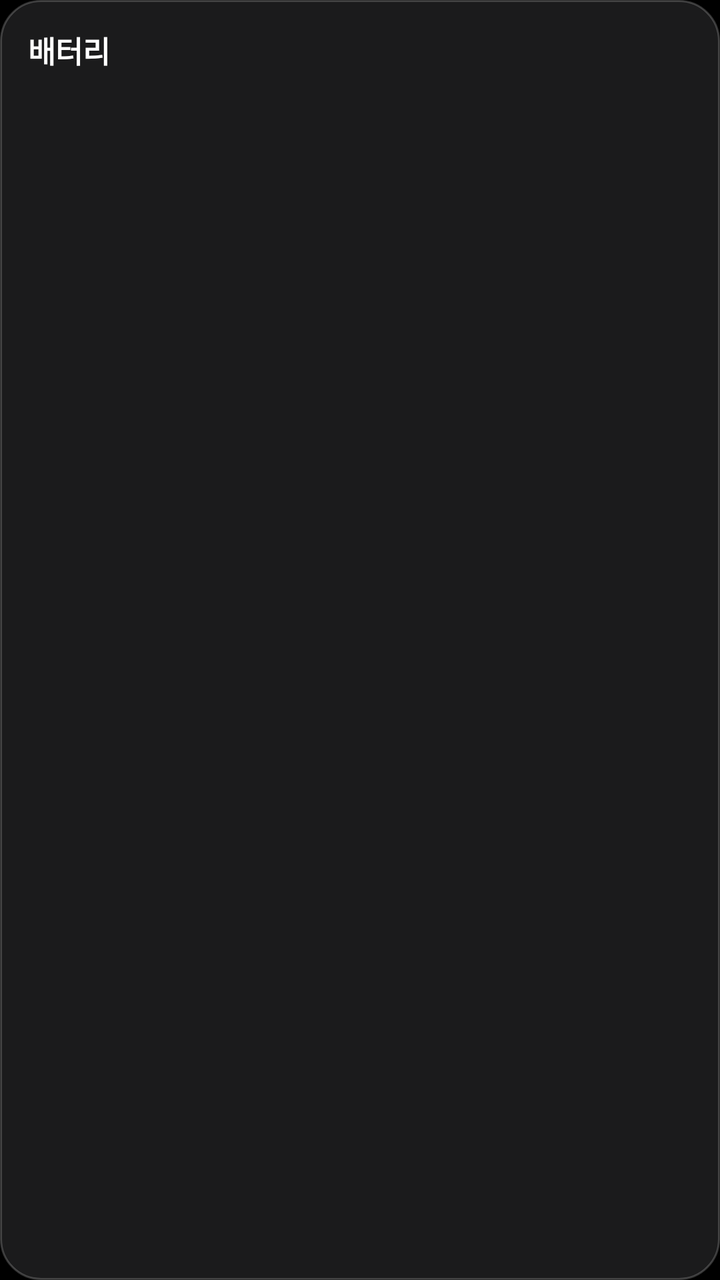
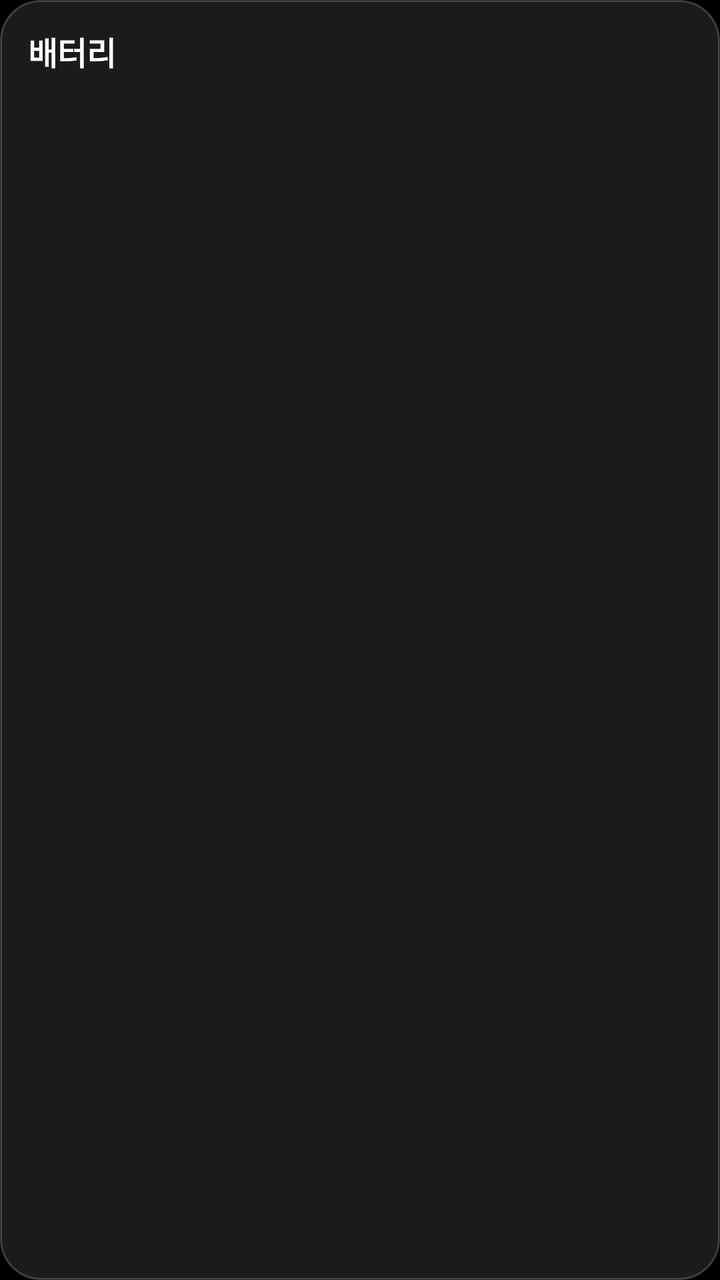

Compare the two renders of this Android layout. The source of the first and the diff that turns it into the second are given below.
<!-- AndroidManifest.xml: application theme Theme.MacLauncher -->
<!-- res/layout/widget_battery.xml -->
<?xml version="1.0" encoding="utf-8"?>
<LinearLayout xmlns:android="http://schemas.android.com/apk/res/android"
    android:id="@+id/bat_root"
    android:layout_width="match_parent"
    android:layout_height="match_parent"
    android:background="@drawable/widget_bg"
    android:orientation="vertical"
    android:padding="14dp">

    <TextView
        android:layout_width="wrap_content"
        android:layout_height="wrap_content"
        android:text="@string/widget_battery_title"
        android:textColor="#FFFFFF"
        android:textSize="15sp"
        android:textStyle="bold" />

    <TextView
        android:id="@+id/bat_hint"
        android:layout_width="wrap_content"
        android:layout_height="wrap_content"
        android:text="버즈·워치도 보려면 탭해서 권한 허용"
        android:textColor="#99FFFFFF"
        android:textSize="11sp"
        android:visibility="gone" />

    <LinearLayout
        android:layout_width="match_parent"
        android:layout_height="0dp"
        android:layout_marginTop="8dp"
        android:layout_weight="1"
        android:orientation="horizontal">
        <LinearLayout
            android:id="@+id/bat_slot0"
            android:layout_width="0dp"
            android:layout_height="match_parent"
            android:layout_weight="1"
            android:gravity="center_horizontal"
            android:orientation="vertical">

            
            <ImageView
                android:id="@+id/bat_ring0"
                android:layout_width="match_parent"
                android:layout_height="0dp"
                android:layout_weight="1"
                android:padding="2dp"
                android:scaleType="fitCenter" />

            <TextView
                android:id="@+id/bat_level0"
                android:layout_width="wrap_content"
                android:layout_height="wrap_content"
                android:layout_marginTop="4dp"
                android:textColor="#FFFFFF"
                android:textSize="20sp"
                android:textStyle="bold" />
        </LinearLayout>
        <LinearLayout
            android:id="@+id/bat_slot1"
            android:layout_width="0dp"
            android:layout_height="match_parent"
            android:layout_weight="1"
            android:gravity="center_horizontal"
            android:orientation="vertical">

            
            <ImageView
                android:id="@+id/bat_ring1"
                android:layout_width="match_parent"
                android:layout_height="0dp"
                android:layout_weight="1"
                android:padding="2dp"
                android:scaleType="fitCenter" />

            <TextView
                android:id="@+id/bat_level1"
                android:layout_width="wrap_content"
                android:layout_height="wrap_content"
                android:layout_marginTop="4dp"
                android:textColor="#FFFFFF"
                android:textSize="20sp"
                android:textStyle="bold" />
        </LinearLayout>
        <LinearLayout
            android:id="@+id/bat_slot2"
            android:layout_width="0dp"
            android:layout_height="match_parent"
            android:layout_weight="1"
            android:gravity="center_horizontal"
            android:orientation="vertical">

            
            <ImageView
                android:id="@+id/bat_ring2"
                android:layout_width="match_parent"
                android:layout_height="0dp"
                android:layout_weight="1"
                android:padding="2dp"
                android:scaleType="fitCenter" />

            <TextView
                android:id="@+id/bat_level2"
                android:layout_width="wrap_content"
                android:layout_height="wrap_content"
                android:layout_marginTop="4dp"
                android:textColor="#FFFFFF"
                android:textSize="20sp"
                android:textStyle="bold" />
        </LinearLayout>
        <LinearLayout
            android:id="@+id/bat_slot3"
            android:layout_width="0dp"
            android:layout_height="match_parent"
            android:layout_weight="1"
            android:gravity="center_horizontal"
            android:orientation="vertical">

            
            <ImageView
                android:id="@+id/bat_ring3"
                android:layout_width="match_parent"
                android:layout_height="0dp"
                android:layout_weight="1"
                android:padding="2dp"
                android:scaleType="fitCenter" />

            <TextView
                android:id="@+id/bat_level3"
                android:layout_width="wrap_content"
                android:layout_height="wrap_content"
                android:layout_marginTop="4dp"
                android:textColor="#FFFFFF"
                android:textSize="20sp"
                android:textStyle="bold" />
        </LinearLayout>
    </LinearLayout>
</LinearLayout>
<!-- resources referenced by this layout -->
<resources>
  <!-- drawable widget_bg (drawable) -->
  <?xml version="1.0" encoding="utf-8"?>
  <shape xmlns:android="http://schemas.android.com/apk/res/android" android:shape="rectangle">
      <solid android:color="#E61E1E20" />
      <stroke android:width="1dp" android:color="#33FFFFFF" />
      <corners android:radius="20dp" />
  </shape>
  <string name="widget_battery_title">배터리</string>
  <style name="Theme.MacLauncher" parent="android:Theme.Material.NoActionBar">
          <item name="android:windowBackground">@android:color/black</item>
          <item name="android:statusBarColor">@android:color/transparent</item>
          <item name="android:navigationBarColor">@android:color/transparent</item>
      </style>
</resources>

<!-- the commit's change to res/layout/widget_battery.xml (unified diff, before → after) -->
@@ -12,7 +12,7 @@
         android:layout_height="wrap_content"
         android:text="@string/widget_battery_title"
         android:textColor="#FFFFFF"
-        android:textSize="15sp"
+        android:textSize="16sp"
         android:textStyle="bold" />
 
     <TextView
@@ -53,7 +53,7 @@
                 android:layout_height="wrap_content"
                 android:layout_marginTop="4dp"
                 android:textColor="#FFFFFF"
-                android:textSize="20sp"
+                android:textSize="28sp"
                 android:textStyle="bold" />
         </LinearLayout>
         <LinearLayout
@@ -79,7 +79,7 @@
                 android:layout_height="wrap_content"
                 android:layout_marginTop="4dp"
                 android:textColor="#FFFFFF"
-                android:textSize="20sp"
+                android:textSize="28sp"
                 android:textStyle="bold" />
         </LinearLayout>
         <LinearLayout
@@ -105,7 +105,7 @@
                 android:layout_height="wrap_content"
                 android:layout_marginTop="4dp"
                 android:textColor="#FFFFFF"
-                android:textSize="20sp"
+                android:textSize="28sp"
                 android:textStyle="bold" />
         </LinearLayout>
         <LinearLayout
@@ -131,7 +131,7 @@
                 android:layout_height="wrap_content"
                 android:layout_marginTop="4dp"
                 android:textColor="#FFFFFF"
-                android:textSize="20sp"
+                android:textSize="28sp"
                 android:textStyle="bold" />
         </LinearLayout>
     </LinearLayout>
